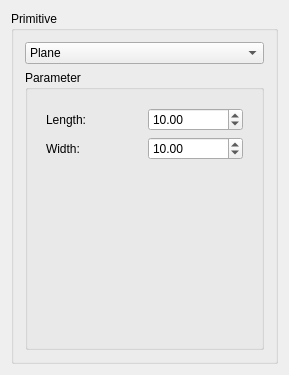
Above: src/Mod/Part/Gui/DlgPrimitives.ui from berndhahnebach/All_FreeCAD before the change. Below: the same form after it.
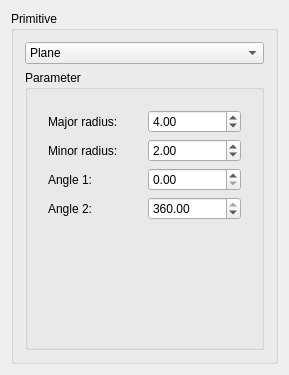
That is the form after the change. The open tabs and pages were chosen to show the change.

Commit message: 0000546: Ellipse added to create primitive dialogue

```diff
--- a/src/Mod/Part/Gui/DlgPrimitives.ui
+++ b/src/Mod/Part/Gui/DlgPrimitives.ui
@@ -1320,6 +1320,101 @@
              </item>
             </layout>
            </widget>
+           <widget class="QWidget" name="page">
+            <layout class="QGridLayout" name="gridLayout_11">
+             <item row="0" column="0">
+              <layout class="QGridLayout" name="gridLayout_10">
+               <item row="0" column="0">
+                <widget class="QLabel" name="labelEllMajorRadius">
+                 <property name="text">
+                  <string>Major radius:</string>
+                 </property>
+                </widget>
+               </item>
+               <item row="0" column="1">
+                <widget class="QDoubleSpinBox" name="ellipseMajorRadius">
+                 <property name="maximum">
+                  <double>1000000000.000000000000000</double>
+                 </property>
+                 <property name="value">
+                  <double>4.000000000000000</double>
+                 </property>
+                </widget>
+               </item>
+               <item row="1" column="0">
+                <widget class="QLabel" name="labelEllMinorRadius">
+                 <property name="text">
+                  <string>Minor radius:</string>
+                 </property>
+                </widget>
+               </item>
+               <item row="1" column="1">
+                <widget class="QDoubleSpinBox" name="ellipseMinorRadius">
+                 <property name="maximum">
+                  <double>1000000000.000000000000000</double>
+                 </property>
+                 <property name="value">
+                  <double>2.000000000000000</double>
+                 </property>
+                </widget>
+               </item>
+               <item row="2" column="0">
+                <widget class="QLabel" name="labelEllAngle1">
+                 <property name="text">
+                  <string>Angle 1:</string>
+                 </property>
+                </widget>
+               </item>
+               <item row="2" column="1">
+                <widget class="QDoubleSpinBox" name="ellipseAngle0">
+                 <property name="maximum">
+                  <double>360.000000000000000</double>
+                 </property>
+                 <property name="value">
+                  <double>0.000000000000000</double>
+                 </property>
+                </widget>
+               </item>
+               <item row="3" column="0">
+                <widget class="QLabel" name="labelEllAngle2">
+                 <property name="text">
+                  <string>Angle 2:</string>
+                 </property>
+                </widget>
+               </item>
+               <item row="3" column="1">
+                <widget class="QDoubleSpinBox" name="ellipseAngle1">
+                 <property name="minimum">
+                  <double>0.000000000000000</double>
+                 </property>
+                 <property name="maximum">
+                  <double>360.000000000000000</double>
+                 </property>
+                 <property name="singleStep">
+                  <double>1.000000000000000</double>
+                 </property>
+                 <property name="value">
+                  <double>360.000000000000000</double>
+                 </property>
+                </widget>
+               </item>
+              </layout>
+             </item>
+             <item row="1" column="0">
+              <spacer name="verticalSpacer_5">
+               <property name="orientation">
+                <enum>Qt::Vertical</enum>
+               </property>
+               <property name="sizeHint" stdset="0">
+                <size>
+                 <width>20</width>
+                 <height>131</height>
+                </size>
+               </property>
+              </spacer>
+             </item>
+            </layout>
+           </widget>
            <widget class="QWidget" name="page10_vertex">
             <layout class="QGridLayout" name="gridLayout_9">
              <item row="0" column="0">
```
Left out of the diff: 5 changed lines with no effect on the pictures. The commit also changes 4 other files.
